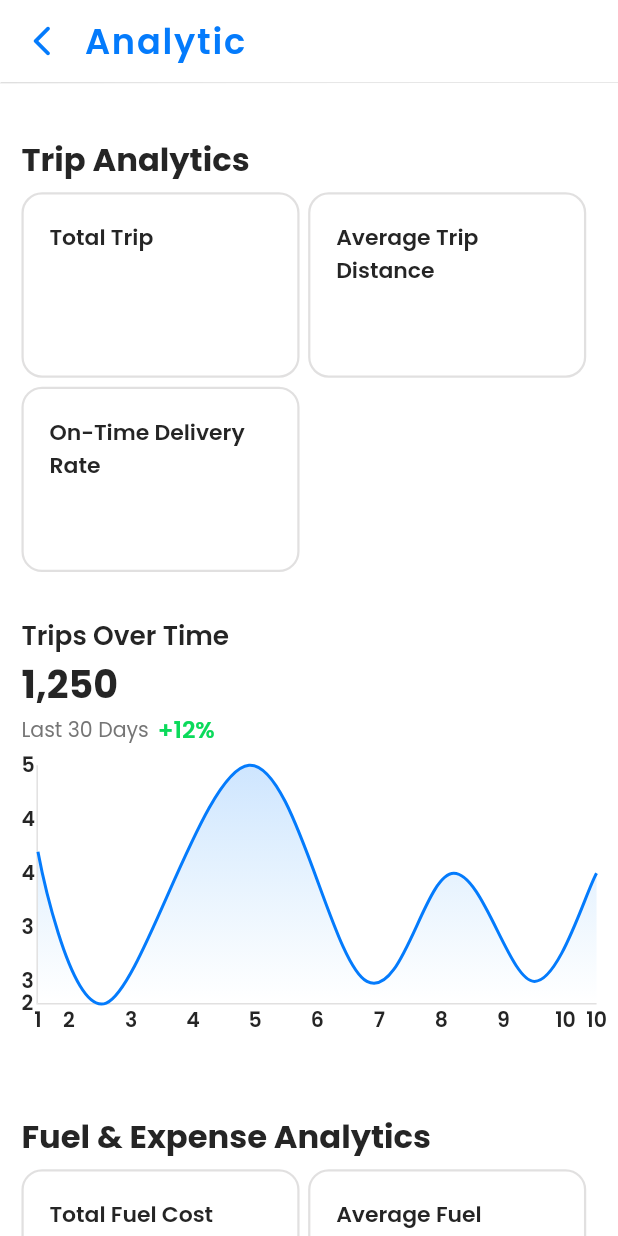
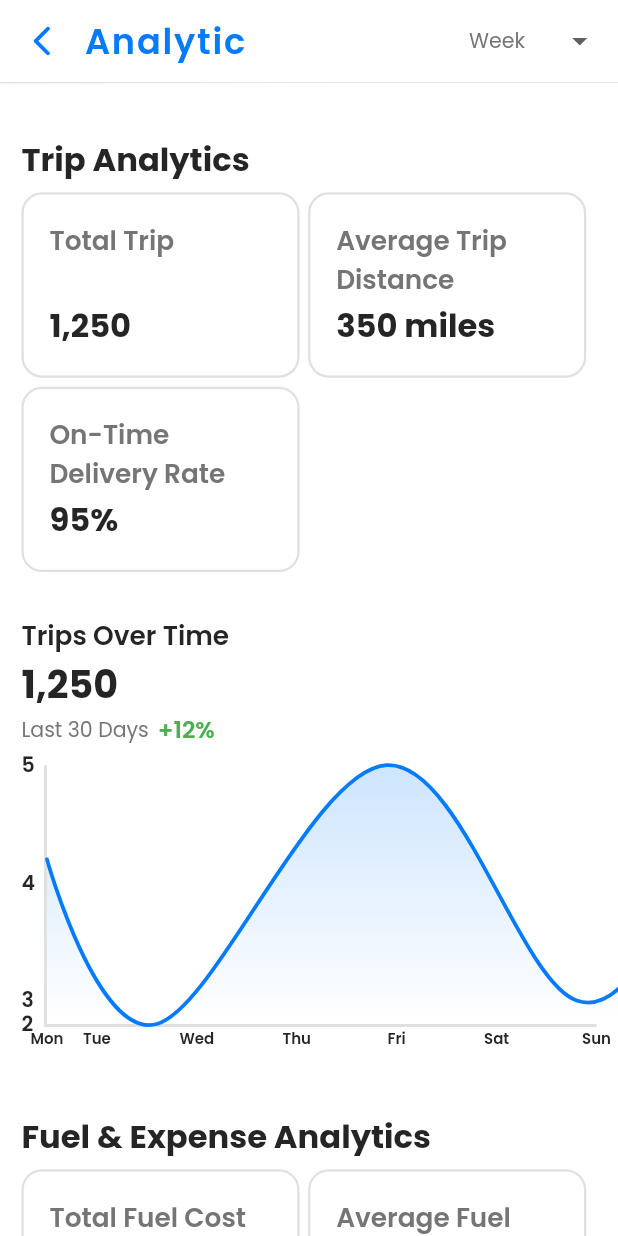
Before and after one commit to bohiba/bohiba, a Flutter app: the AnalyticPage screen opened directly, on a phone screen of 412 x 824 dp. Run offline on Flutter 3.47's test engine with Material 3 defaults, Android fonts, the phone set to English and light mode, and no system bars; drawn by our look-alikes of auto_size_text, fl_chart; our stand-ins replace connectivity_plus, device_info_plus, dio, eva_icons_flutter, flutter_masked_text2, flutter_rating and 18 more; missing offline and left inert: flutter_device_type, marquee_text, universal_html, widgets_easier; accounts and stored records are empty.

Commit message:
analytic ui design

```diff
--- /dev/null
+++ b/lib/bindings/analytic_binding.dart
@@ -0,0 +1,9 @@
+import 'package:bohiba/controllers/analytic_conroller.dart';
+import 'package:get/get.dart';
+
+class AnalyticBinding extends Bindings {
+  @override
+  void dependencies() {
+    Get.put<AnalyticConroller>(AnalyticConroller());
+  }
+}
--- /dev/null
+++ b/lib/controllers/analytic_conroller.dart
@@ -0,0 +1,38 @@
+import 'package:fl_chart/fl_chart.dart';
+import 'package:flutter/material.dart';
+import 'package:get/get.dart';
+
+class AnalyticConroller extends GetxController {
+  Rx<String> selectedRange = "Week".obs;
+
+  Widget bottomTitleWidget(double value, TitleMeta meta) {
+    switch (selectedRange.value) {
+      case "Week":
+        const days = ["Mon", "Tue", "Wed", "Thu", "Fri", "Sat", "Sun"];
+        if (value.toInt() >= 1 && value.toInt() <= 7) {
+          return Text(days[value.toInt() - 1],
+              style: const TextStyle(fontSize: 10));
+        }
+        return const SizedBox.shrink();
+
+      case "1 Month":
+        // Show dates 1, 5, 10, 15, 20, 25, 30
+        if (value % 5 == 0) {
+          return Text(value.toInt().toString(),
+              style: const TextStyle(fontSize: 10));
+        }
+        return const SizedBox.shrink();
+
+      case "3 Months":
+        // Show weeks: 0, 15, 30, 45, 60, 75, 90
+        if (value % 15 == 0) {
+          return Text("Day ${value.toInt()}",
+              style: const TextStyle(fontSize: 10));
+        }
+        return const SizedBox.shrink();
+
+      default:
+        return Text(value.toInt().toString());
+    }
+  }
+}
--- a/lib/pages/analytic/analytic_page.dart
+++ b/lib/pages/analytic/analytic_page.dart
@@ -1,3 +1,6 @@
+import '/controllers/analytic_conroller.dart';
+import 'package:get/get.dart';
+
 import '/dist/component_exports.dart';
 import '/theme/bohiba_theme.dart';
 import 'package:fl_chart/fl_chart.dart';
@@ -5,13 +8,44 @@ import 'package:flutter/material.dart';
 import 'package:flutter_screenutil/flutter_screenutil.dart';
 import 'package:gap/gap.dart';
 
-class AnalyticPage extends StatelessWidget {
+class AnalyticPage extends GetView<AnalyticConroller> {
   const AnalyticPage({super.key});
 
   @override
   Widget build(BuildContext context) {
+    return Obx(() {
       return Scaffold(
-      appBar: TitleAppbar(title: 'Analytic'),
+        appBar: TitleAppbar(
+          title: 'Analytic',
+          actions: [
+            Container(
+              padding: EdgeInsetsGeometry.only(right: ScreenUtils.height15),
+              child: DropdownButtonHideUnderline(
+                child: DropdownButton<String>(
+                  value: controller.selectedRange.value,
+                  borderRadius: BorderRadius.circular(12),
+                  items: const [
+                    DropdownMenuItem(
+                      value: "Week",
+                      child: Text("Week"),
+                    ),
+                    DropdownMenuItem(
+                      value: "1 Month",
+                      child: Text("1 Month"),
+                    ),
+                    DropdownMenuItem(
+                      value: "3 Months",
+                      child: Text("3 Months"),
+                    ),
+                  ],
+                  onChanged: (val) {
+                    controller.selectedRange.value = val!;
+                  },
+                ),
+              ),
+            ),
+          ],
+        ),
         body: SafeArea(
           child: Column(
             children: [
@@ -42,8 +76,9 @@ class AnalyticPage extends StatelessWidget {
                         value: "1,250",
                         subLabel: "Last 30 Days",
                         subValue: "+12%",
-                      subColor: const Color(0xFF0BDA5B),
+                        subColor: bohibaTheme.colorScheme.onSurface,
                         child: ReusableLineChart(
+                          bottomTitlesBuilder: controller.bottomTitleWidget,
                           spots: [
                             FlSpot(1.5, 4.2),
                             FlSpot(2.6, 2.8),
@@ -160,8 +195,9 @@ class AnalyticPage extends StatelessWidget {
                         value: "85%",
                         subLabel: "Last Month",
                         subValue: "+3%",
-                      subColor: Color(0xFF0BDA5B),
+                        subColor: bohibaTheme.colorScheme.onSurface,
                         child: ReusableLineChart(
+                          bottomTitlesBuilder: controller.bottomTitleWidget,
                           spots: [
                             FlSpot(0, 3),
                             FlSpot(2.6, 2),
@@ -208,6 +244,7 @@ class AnalyticPage extends StatelessWidget {
           ),
         ),
       );
+    });
   }
 
   // ======= UI helper widgets =======
@@ -256,13 +293,17 @@ class AnalyticPage extends StatelessWidget {
           children: [
             Text(
               label,
-              style: bohibaTheme.textTheme.labelLarge,
+              style: TextStyle(
+                fontSize: bohibaTheme.textTheme.headlineMedium!.fontSize,
+                fontWeight: bohibaTheme.textTheme.headlineMedium!.fontWeight,
+                color: bohibaTheme.textTheme.titleMedium!.color,
+              ),
             ),
             Text(
               value,
-              style: const TextStyle(
-                color: Colors.white,
-                fontSize: 22,
+              style: TextStyle(
+                color: bohibaTheme.textTheme.labelLarge!.color,
+                fontSize: bohibaTheme.textTheme.headlineLarge!.fontSize,
                 fontWeight: FontWeight.bold,
               ),
             ),
@@ -316,23 +357,23 @@ class AnalyticPage extends StatelessWidget {
 class ReusableLineChart extends StatelessWidget {
   final List<FlSpot> spots;
   final double lineWidth;
-  final bool isCurved;
   final bool showBorder;
   final bool showGrid;
   final bool showTitles;
   final Color? borderColor;
   final double? height;
+  final Widget Function(double, TitleMeta) bottomTitlesBuilder;
 
   const ReusableLineChart({
     required this.spots,
-    this.lineWidth = 2.0,
-    this.isCurved = true,
+    this.lineWidth = 2.5,
     this.showBorder = true,
     this.showGrid = false,
     this.showTitles = true,
     this.borderColor,
     this.height,
     super.key,
+    required this.bottomTitlesBuilder,
   });
 
   @override
@@ -341,11 +382,14 @@ class ReusableLineChart extends StatelessWidget {
       height: height ?? ScreenUtils.height * 0.23,
       child: LineChart(
         LineChartData(
+          minX: spots.first.x,
+          maxX: spots.last.x >= 7 ? 7 : spots.last.x,
+          lineTouchData: LineTouchData(enabled: false),
           borderData: FlBorderData(
             show: showBorder,
             border: Border(
-              left: BorderSide(color: bohibaTheme.dividerColor, width: 1),
-              bottom: BorderSide(color: bohibaTheme.dividerColor, width: 1),
+              left: BorderSide(color: bohibaTheme.dividerColor, width: 2),
+              bottom: BorderSide(color: bohibaTheme.dividerColor, width: 2),
             ),
           ),
           gridData: FlGridData(show: showGrid),
@@ -353,15 +397,16 @@ class ReusableLineChart extends StatelessWidget {
             bottomTitles: AxisTitles(
               sideTitles: SideTitles(
                 showTitles: showTitles,
-                reservedSize: 30,
-                getTitlesWidget: (value, meta) =>
-                    Text(value.toInt().toString()),
+                reservedSize: 15,
+                interval: 1.0,
+                getTitlesWidget: bottomTitlesBuilder,
               ),
             ),
             leftTitles: AxisTitles(
               sideTitles: SideTitles(
-                showTitles: showTitles,
-                reservedSize: 10,
+                showTitles: true,
+                reservedSize: 15,
+                interval: 1,
                 getTitlesWidget: (value, meta) =>
                     Text(value.toInt().toString()),
               ),
@@ -376,14 +421,9 @@ class ReusableLineChart extends StatelessWidget {
           lineBarsData: [
             LineChartBarData(
               spots: spots,
-              isCurved: isCurved,
+              isCurved: true,
+              isStrokeCapRound: true,
               color: bohibaTheme.primaryColor,
-              // gradient: LinearGradient(
-              //   colors: [
-              //     bohibaTheme.disabledColor,
-              //     bohibaTheme.primaryColor,
-              //   ],
-              // ),
               barWidth: lineWidth,
               dotData: FlDotData(show: false),
               belowBarData: BarAreaData(
@@ -391,7 +431,7 @@ class ReusableLineChart extends StatelessWidget {
                 gradient: LinearGradient(
                   colors: [
                     bohibaTheme.primaryColor.withValues(alpha: 0.2),
-                    Colors.blue.withValues(alpha: 0.0),
+                    bohibaTheme.primaryColor.withValues(alpha: 0.0),
                   ],
                   begin: Alignment.topCenter,
                   end: Alignment.bottomCenter,
--- a/lib/pages/home/home_account_section.dart
+++ b/lib/pages/home/home_account_section.dart
@@ -1,4 +1,3 @@
-import '/pages/analytic/analytic_page.dart';
 import 'package:eva_icons_flutter/eva_icons_flutter.dart';
 import 'package:flutter/material.dart';
 import '/component/screen_utils.dart';
@@ -35,8 +34,7 @@ class _HomeAccountSectionState extends State<HomeAccountSection> {
               children: [
                 PrimaryTextIconButton(
                   onPressed: () {
-                    navigate.push(MaterialPageRoute(
-                        builder: (context) => AnalyticPage()));
+                    navigate.pushNamed(AppRoute.analytics);
                   },
                   label: 'Analytic',
                   widget: const Icon(
--- a/lib/routes/app_route.dart
+++ b/lib/routes/app_route.dart
@@ -1,3 +1,6 @@
+import 'package:bohiba/bindings/analytic_binding.dart';
+import 'package:bohiba/pages/analytic/analytic_page.dart';
+
 import '/bindings/update_contact_binding.dart';
 import '/pages/user/user_profile/update_contact_info_page.dart';
 
@@ -158,9 +161,10 @@ class AppRoute {
   static const String expense = '/expense';
 
   // Main pages String
-  static const String homeScreen = "/home";
+  // static const String homeScreen = "/home";
   static const String dashboardScreen = "/dashboard";
   static const String loadHistoryScreen = "/load-history";
+  static const String analytics = "/analytics";
   static const String setting = "/setting";
   static const String security = "/security";
   static const String shareEarn = "/shareEarn";
@@ -290,6 +294,12 @@ class AppRoute {
         DasboardBinding(),
       ],
       page: () => const DashboardPage(),
+    ),
+
+    GetPage(
+      binding: AnalyticBinding(),
+      name: analytics,
+      page: () => AnalyticPage(),
     ),
 
     GetPage(name: loadHistoryScreen, page: () => const AllTripPage()),
```
Also changed, not shown: lib/pages/driver/rating_all_page.dart (+103 -84 lines). Lines whose indentation alone changed are shown as unchanged.
